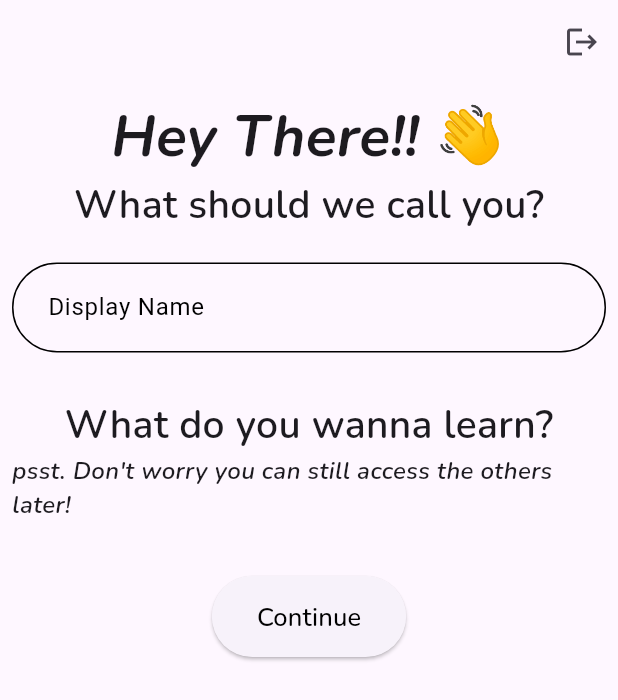
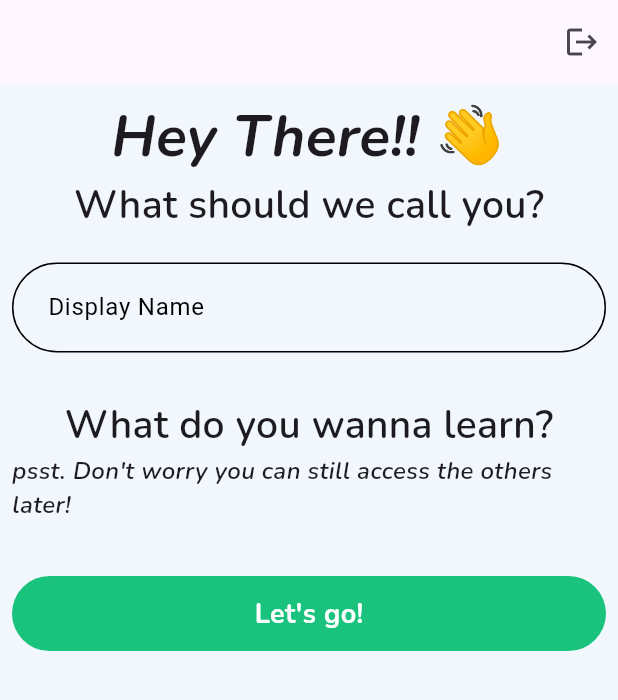
Before and after one commit to SETAP-Education/EducationApp, a Flutter app: the DisplayUser screen opened directly, on a phone screen of 412 x 824 dp. Shown: the top 700 px of the screen. Run offline on Flutter 3.47's test engine with Material 3 defaults, Android fonts, the phone set to English and light mode, and no system bars; our stand-ins replace cloud_firestore, firebase_auth, firebase_core, google_fonts; accounts and stored records are empty; statements that could not run were skipped.

Commit message:
Added custom button to keep styling easy and consistent as well as some colour modifications

```diff
--- a/education_app/lib/Pages/AuthenticationPages/AuthPageForm.dart
+++ b/education_app/lib/Pages/AuthenticationPages/AuthPageForm.dart
@@ -28,9 +28,7 @@ class _AuthPageFormState extends State<AuthPageForm> {
     return Stack(
           children: [
             Container(
-              decoration: BoxDecoration(
-                color: primaryColour,
-              ),
+
               child: Center( // Center widget added here
                 child: Column(
                   mainAxisAlignment: MainAxisAlignment.center, // Align the column content vertically centered
@@ -40,7 +38,7 @@ class _AuthPageFormState extends State<AuthPageForm> {
                         return Container(
                           padding: const EdgeInsets.all(20.0),
                           decoration: BoxDecoration(
-                            color: primaryColour,
+
                             borderRadius: BorderRadius.circular(15.0),
                           ),
                           child: _buildFormBase(),
--- a/education_app/lib/Pages/AuthenticationPages/DisplayNamePage.dart
+++ b/education_app/lib/Pages/AuthenticationPages/DisplayNamePage.dart
@@ -1,4 +1,5 @@
 import 'package:cloud_firestore/cloud_firestore.dart';
+import 'package:education_app/Widgets/Button.dart';
 import 'package:flutter/material.dart';
 import 'package:firebase_auth/firebase_auth.dart';
 import 'package:education_app/Pages/AuthenticationPages/LoginPage.dart';
@@ -154,7 +155,7 @@ Widget build(BuildContext context) {
                     child: InkWell(
                       splashColor: !_selectedInterests.contains(interest)
                               ? Color(0xFF19c37d)
-                              : Colors.grey[200],
+                              : Colors.white,
                       borderRadius: BorderRadius.circular(24),
                       onTap: () {
                         setState(() {
@@ -171,7 +172,7 @@ Widget build(BuildContext context) {
                         decoration: BoxDecoration(
                           color: _selectedInterests.contains(interest)
                               ? Color(0xFF19c37d)
-                              : Colors.grey[200],
+                              : Colors.white,
                           borderRadius: BorderRadius.circular(24),
 
                         ),
@@ -195,11 +196,10 @@ Widget build(BuildContext context) {
             ),
             SizedBox(height: 20),
             Center(
-              child: ElevatedButton(
-                style: ElevatedButton.styleFrom(
-                  padding: EdgeInsets.symmetric(horizontal: 30, vertical: 15),
-                ),
-                onPressed: () {
+              child: Button(
+                width: 400,
+                important: true,
+                onClick: () {
                     // Get the entered display name
                     String displayName = _nameController.text.trim();
 
@@ -221,9 +221,9 @@ Widget build(BuildContext context) {
                       print('Display name cannot be empty');
                     }
                   },
-                child: Text('Continue',
+                  child: Text('Let\'s go!',
                       style: GoogleFonts.nunito(
-                        color: Colors.black, fontSize: 17)),
+                          color: Colors.white, fontSize: 18, fontWeight: FontWeight.bold)),
               ),
             )
           ],
--- /dev/null
+++ b/education_app/lib/Widgets/Button.dart
@@ -0,0 +1,33 @@
+
+
+
+import 'package:flutter/material.dart';
+
+class Button extends StatelessWidget {
+
+  const Button({ super.key, this.onClick, this.child, this.important = false, this.width = double.infinity });
+
+  final bool important;
+  final Function? onClick;
+  final Widget? child;
+  final double width;
+
+  @override
+  Widget build(BuildContext context) {
+    return InkWell(
+      onTap: () => onClick,
+      borderRadius: BorderRadius.circular(100),
+      child: Ink(
+        decoration: BoxDecoration(
+          color: important ? const Color(0xFF19c37d) : Colors.white,
+          borderRadius: BorderRadius.circular(100),
+        ),
+        width: width,
+        child: Padding(
+          padding: const EdgeInsets.only(top: 12.0, bottom: 12.0),
+          child: Center(child: child)
+        )
+      )
+    );
+  }
+}
--- a/education_app/lib/main.dart
+++ b/education_app/lib/main.dart
@@ -25,6 +25,7 @@ class MyApp extends StatelessWidget {
       title: 'SETaP Education Project',
       debugShowCheckedModeBanner: false,
       theme: ThemeData(
+        scaffoldBackgroundColor: const Color.fromARGB(255, 241, 247, 252),
         useMaterial3: true,
       ),
       home: OpeningPage(),
```
Also changed, not shown: education_app/lib/Pages/AuthenticationPages/LoginPage.dart (+21 -21 lines), education_app/lib/Pages/AuthenticationPages/RegistrationPage.dart (+7 -6 lines). Lines whose indentation alone changed are shown as unchanged.
